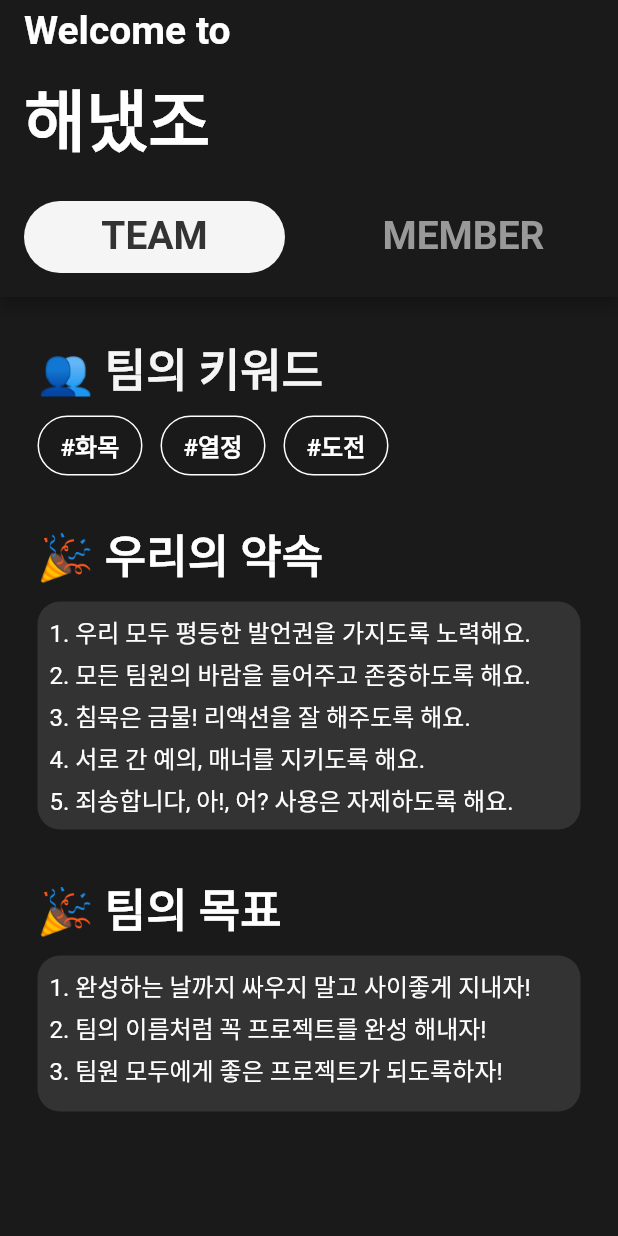
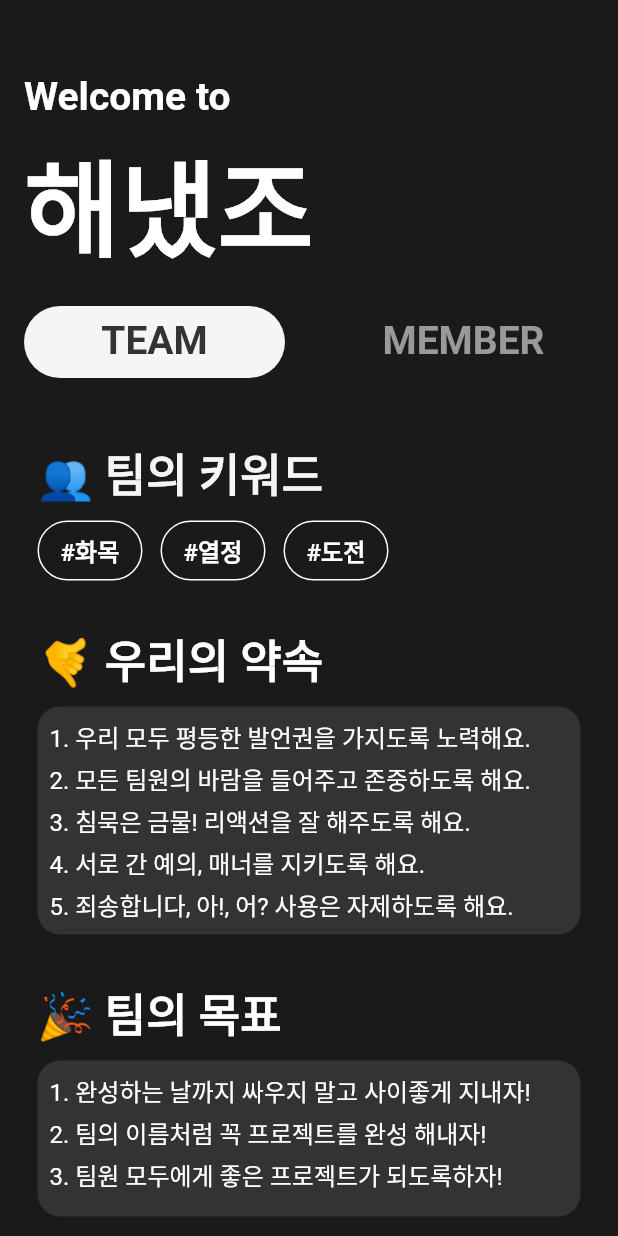
Before and after one commit to Haenaet/presenter-flutter, a Flutter app: the screen it shows after launch, on a phone screen of 412 x 824 dp. Run offline on Flutter 3.47's test engine with Material 2 defaults, Android fonts, the phone set to English and light mode, and no system bars; Roboto replaces fonts that are missing (Pretendard); project files that could hold a hidden picture were left out.

Commit message:
modified : 1-2page UI 수정

```diff
--- a/lib/main.dart
+++ b/lib/main.dart
@@ -11,8 +11,10 @@ class MainApp extends StatelessWidget {
 
   @override
   Widget build(BuildContext context) {
-    return const MaterialApp(
+    return MaterialApp(
       title: "해냈조",
+      theme: ThemeData(fontFamily: 'Pretendard'),
+      themeMode: ThemeMode.system,
       debugShowCheckedModeBanner: false,
       home: TeamScreen(),
     );
--- a/lib/screens/team_screen.dart
+++ b/lib/screens/team_screen.dart
@@ -16,28 +16,32 @@ class _TeamScreenState extends State<TeamScreen> {
       length: 2,
       child: Scaffold(
         appBar: AppBar(
+          elevation: 0,
           backgroundColor: const Color(0xff1A1A1A),
-          toolbarHeight: 150.0,
+          toolbarHeight: 220.0,
           centerTitle: false,
           title: const Column(
             crossAxisAlignment: CrossAxisAlignment.start,
             children: <Widget>[
+              SizedBox(
+                height: 50,
+              ),
               Text(
                 "Welcome to",
                 style: TextStyle(
                   color: Colors.white,
                   fontSize: 26.0,
-                  fontWeight: FontWeight.bold,
+                  fontWeight: FontWeight.w700,
                 ),
               ),
               SizedBox(
-                height: 10.0,
+                height: 5.0,
               ),
               Text(
                 "해냈조",
                 style: TextStyle(
                   color: Colors.white,
-                  fontSize: 45.0,
+                  fontSize: 70.0,
                   fontWeight: FontWeight.bold,
                 ),
               ),
--- a/lib/widgets/teamintro_bottom.dart
+++ b/lib/widgets/teamintro_bottom.dart
@@ -23,7 +23,7 @@ class TeamIntroWidget extends StatelessWidget {
                     // TODO: Palette 클래스에 있는 onPrimaryColor 사용 예시
                     color: Palette.onPrimaryColor,
                     fontSize: 30.0,
-                    fontWeight: FontWeight.w900,
+                    fontWeight: FontWeight.w600,
                   ),
                 ),
                 const SizedBox(height: 10.0),
@@ -42,7 +42,7 @@ class TeamIntroWidget extends StatelessWidget {
                           style: TextStyle(
                             color: Colors.white,
                             fontSize: 16.0,
-                            fontWeight: FontWeight.w700,
+                            fontWeight: FontWeight.w600,
                           ),
                         ),
                       ),
@@ -63,7 +63,7 @@ class TeamIntroWidget extends StatelessWidget {
                           style: TextStyle(
                             color: Colors.white,
                             fontSize: 16.0,
-                            fontWeight: FontWeight.w700,
+                            fontWeight: FontWeight.w600,
                           ),
                         ),
                       ),
@@ -82,7 +82,7 @@ class TeamIntroWidget extends StatelessWidget {
                           style: TextStyle(
                             color: Colors.white,
                             fontSize: 16.0,
-                            fontWeight: FontWeight.w700,
+                            fontWeight: FontWeight.w600,
                           ),
                         ),
                       ),
@@ -93,7 +93,7 @@ class TeamIntroWidget extends StatelessWidget {
             ),
             const SizedBox(height: 30.0),
             const TeamContents(
-              title: "🎉 우리의 약속",
+              title: "🤙 우리의 약속",
               one: "1. 우리 모두 평등한 발언권을 가지도록 노력해요.",
               two: "2. 모든 팀원의 바람을 들어주고 존중하도록 해요.",
               three: "3. 침묵은 금물! 리액션을 잘 해주도록 해요.",
@@ -142,7 +142,7 @@ class TeamContents extends StatelessWidget {
           style: const TextStyle(
             color: Colors.white,
             fontSize: 30,
-            fontWeight: FontWeight.w900,
+            fontWeight: FontWeight.w600,
           ),
         ),
         const SizedBox(height: 10.0),
```
Also changed, not shown: lib/screens/memberlist.dart (+8 -6 lines), pubspec.yaml (+17 -0 lines), assets/fonts/Pretendard-Thin.otf (added), 6 other files.
